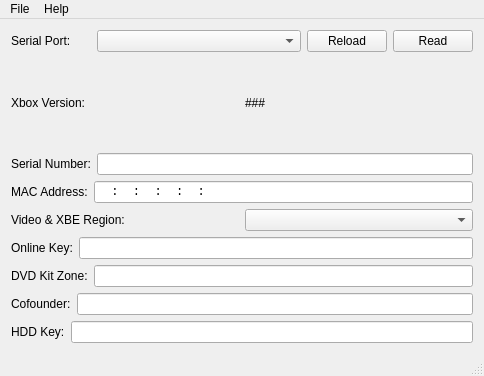
Old version of the form mainwindow.ui in the repository ExtraordinaryBen/DuinoBoX.
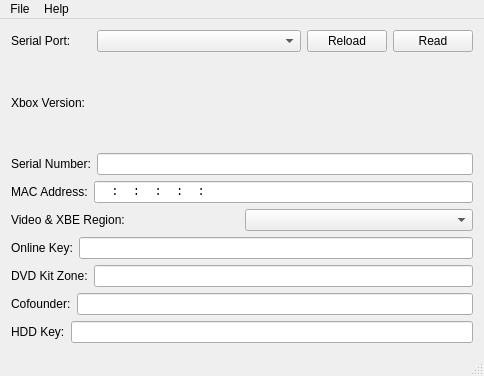
New version of the form.

Commit message: Determines Xbox Revision based on year and week manufactured.

Diff of the .ui file:
```diff
--- a/mainwindow.ui
+++ b/mainwindow.ui
@@ -110,6 +110,18 @@
      <layout class="QHBoxLayout" name="horizontalLayout_2">
       <item>
        <widget class="QLabel" name="label_3">
+        <property name="minimumSize">
+         <size>
+          <width>0</width>
+          <height>0</height>
+         </size>
+        </property>
+        <property name="maximumSize">
+         <size>
+          <width>100</width>
+          <height>16777215</height>
+         </size>
+        </property>
         <property name="text">
          <string>Xbox Version:</string>
         </property>
@@ -118,7 +130,7 @@
       <item>
        <widget class="QLabel" name="xboxVersionLabel">
         <property name="text">
-         <string>###</string>
+         <string/>
         </property>
        </widget>
       </item>
```
The commit also changes 2 other files.
